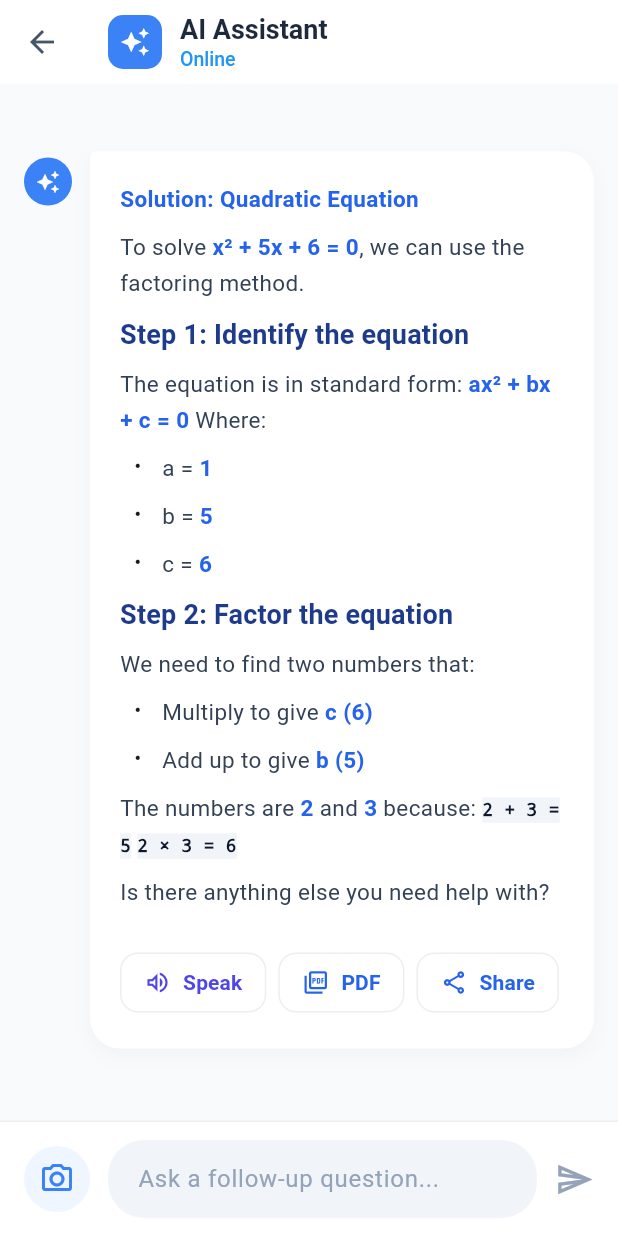
After one commit to srsakilhossen302/OmniAI, a Flutter app: the AIChatScreen screen opened directly, after a tap on the "send" icon, on a phone screen of 412 x 824 dp. The commit adds this screen. Run offline on Flutter 3.47's test engine with Material 3 defaults, Android fonts, the light colour scheme and no system bars; drawn by our look-alikes of flutter_markdown; our stand-ins replace camera, country_picker, get, image_picker, permission_handler, shared_preferences; accounts and stored records are empty.

Commit message:
feat: Implement AI scanner and AI chat features for students, including camera integration and localization support.

```diff
--- a/lib/Utils/Localization/translations.dart
+++ b/lib/Utils/Localization/translations.dart
@@ -76,6 +76,7 @@ class AppTranslations extends Translations {
           'retake': 'Retake',
           'scan_solve': 'Scan & Solve with AI',
           'processing_ai': 'Processing with AI...',
+          'add_instruction': 'Add instructions (optional)...',
         },
         'bn_BD': {
           'choose_language': 'আপনার ভাষা নির্বাচন করুন',
@@ -150,6 +151,7 @@ class AppTranslations extends Translations {
           'retake': 'আবার তুলুন',
           'scan_solve': 'এআই দিয়ে স্ক্যান এবং সমাধান করুন',
           'processing_ai': 'এআই দিয়ে প্রক্রিয়া করা হচ্ছে...',
+          'add_instruction': 'নির্দেশনা যোগ করুন (ঐচ্ছিক)...',
         },
         'hi_IN': {
           'choose_language': 'अपनी भाषा चुनें',
@@ -224,6 +226,7 @@ class AppTranslations extends Translations {
           'retake': 'दोबारा लें',
           'scan_solve': 'एआई के साथ स्कैन और हल करें',
           'processing_ai': 'एआई के साथ संसाधित किया जा रहा है...',
+          'add_instruction': 'निर्देश जोड़ें (वैकल्पिक)...',
         },
       };
 }
--- a/lib/View/Screen/Student/AIScanner/Controller/ai_scanner_controller.dart
+++ b/lib/View/Screen/Student/AIScanner/Controller/ai_scanner_controller.dart
@@ -1,7 +1,9 @@
 import 'package:get/get.dart';
+import 'package:flutter/material.dart';
 import 'package:permission_handler/permission_handler.dart';
 import 'package:image_picker/image_picker.dart';
 import 'package:camera/camera.dart';
+import '../../ChatWithAI/View/ai_chat_screen.dart';
 import 'dart:io';
 
 class AIScannerController extends GetxController {
@@ -13,6 +15,8 @@ class AIScannerController extends GetxController {
 
   final capturedImage = Rx<File?>(null);
   final isProcessing = false.obs;
+
+  final promptController = TextEditingController();
 
   @override
   void onInit() {
@@ -43,6 +47,7 @@ class AIScannerController extends GetxController {
   @override
   void onClose() {
     cameraController?.dispose();
+    promptController.dispose();
     super.onClose();
   }
 
@@ -89,8 +94,8 @@ class AIScannerController extends GetxController {
     await Future.delayed(const Duration(milliseconds: 2500));
     isProcessing.value = false;
 
-    // TODO: Route to results page
-    Get.snackbar('Success', 'AI analysis complete!', snackPosition: SnackPosition.BOTTOM);
+    // Route to results page showing the nice chat answer
+    Get.to(() => const AIChatScreen(), transition: Transition.rightToLeft);
   }
 
   void retake() {
--- a/lib/View/Screen/Student/AIScanner/View/ai_scanner_screen.dart
+++ b/lib/View/Screen/Student/AIScanner/View/ai_scanner_screen.dart
@@ -100,7 +100,24 @@ class AIScannerScreen extends StatelessWidget {
             ),
           ),
         ),
-        const SizedBox(height: 24),
+        const SizedBox(height: 16),
+        Container(
+          decoration: BoxDecoration(
+            color: Colors.white,
+            borderRadius: BorderRadius.circular(12),
+            border: Border.all(color: Colors.grey.shade300),
+          ),
+          child: TextField(
+            controller: controller.promptController,
+            decoration: InputDecoration(
+              hintText: 'add_instruction'.tr,
+              hintStyle: const TextStyle(color: Color(0xFF94A3B8), fontSize: 14),
+              border: InputBorder.none,
+              contentPadding: const EdgeInsets.symmetric(horizontal: 16, vertical: 14),
+            ),
+          ),
+        ),
+        const SizedBox(height: 16),
         SizedBox(
           width: double.infinity,
           child: Obx(() {
--- /dev/null
+++ b/lib/View/Screen/Student/ChatWithAI/Controller/ai_chat_controller.dart
@@ -0,0 +1,80 @@
+import 'package:get/get.dart';
+import 'package:flutter/material.dart';
+import '../Model/ai_chat_model.dart';
+
+class AIChatController extends GetxController {
+  final textController = TextEditingController();
+  final isTyping = false.obs;
+
+  // Observable list to support real chat UI like ChatGPT
+  final messages = <AIChatMessage>[].obs;
+
+  @override
+  void onInit() {
+    super.onInit();
+    // Start with a generated scanner response
+    messages.insert(0,
+      AIChatMessage(
+        text: '''**Solution: Quadratic Equation**
+
+To solve **x² + 5x + 6 = 0**, we can use the factoring method.
+
+### Step 1: Identify the equation
+The equation is in standard form: **ax² + bx + c = 0**
+Where:
+- a = **1**
+- b = **5**
+- c = **6**
+
+### Step 2: Factor the equation
+We need to find two numbers that:
+- Multiply to give **c (6)**
+- Add up to give **b (5)**
+
+The numbers are **2** and **3** because:
+`2 + 3 = 5`
+`2 × 3 = 6`
+
+Is there anything else you need help with?''',
+        isUser: false,
+        timestamp: DateTime.now(),
+      )
+    );
+  }
+
+  @override
+  void onClose() {
+    textController.dispose();
+    super.onClose();
+  }
+
+  void sendMessage() {
+    if (textController.text.trim().isEmpty) return;
+
+    final prompt = textController.text.trim();
+    textController.clear();
+
+    // Add user message to UI immediately
+    messages.insert(0,
+      AIChatMessage(
+        text: prompt,
+        isUser: true,
+        timestamp: DateTime.now(),
+      )
+    );
+
+    isTyping.value = true;
+
+    // Simulate AI generating a response
+    Future.delayed(const Duration(seconds: 2), () {
+      isTyping.value = false;
+      messages.insert(0,
+        AIChatMessage(
+          text: 'This is a simulated AI response to: "$prompt".\n\nI can format **bold text**, *italics*, and render seamlessly like ChatGPT.',
+          isUser: false,
+          timestamp: DateTime.now(),
+        )
+      );
+    });
+  }
+}
--- /dev/null
+++ b/lib/View/Screen/Student/ChatWithAI/Model/ai_chat_model.dart
@@ -0,0 +1,11 @@
+class AIChatMessage {
+  final String text;
+  final bool isUser;
+  final DateTime timestamp;
+
+  AIChatMessage({
+    required this.text,
+    required this.isUser,
+    required this.timestamp,
+  });
+}
--- /dev/null
+++ b/lib/View/Screen/Student/ChatWithAI/View/ai_chat_screen.dart
@@ -0,0 +1,279 @@
+import 'package:flutter/material.dart';
+import 'package:get/get.dart';
+import 'package:flutter_markdown/flutter_markdown.dart';
+import '../../AIScanner/View/ai_scanner_screen.dart';
+import '../Controller/ai_chat_controller.dart';
+import '../Model/ai_chat_model.dart';
+
+class AIChatScreen extends StatelessWidget {
+  const AIChatScreen({super.key});
+
+  @override
+  Widget build(BuildContext context) {
+    final controller = Get.put(AIChatController());
+
+    return Scaffold(
+      backgroundColor: const Color(0xFFF8FAFC), // Very light grey background
+      appBar: AppBar(
+        backgroundColor: Colors.white,
+        elevation: 0,
+        leading: IconButton(
+          icon: const Icon(Icons.arrow_back, color: Color(0xFF475569)),
+          onPressed: () => Get.back(),
+        ),
+        title: Row(
+          children: [
+            Container(
+              padding: const EdgeInsets.all(8),
+              decoration: BoxDecoration(
+                color: const Color(0xFF3B82F6), // Strong Blue back
+                borderRadius: BorderRadius.circular(10),
+              ),
+              child: const Icon(Icons.auto_awesome, color: Colors.white, size: 20),
+            ),
+            const SizedBox(width: 12),
+            Column(
+              crossAxisAlignment: CrossAxisAlignment.start,
+              children: [
+                const Text(
+                  'AI Assistant',
+                  style: TextStyle(
+                    color: Color(0xFF1E293B),
+                    fontWeight: FontWeight.bold,
+                    fontSize: 18,
+                  ),
+                ),
+                Text(
+                  'Online',
+                  style: TextStyle(
+                    color: Colors.blue,
+                    fontSize: 13,
+                    fontWeight: FontWeight.w500,
+                  ),
+                ),
+              ],
+            ),
+          ],
+        ),
+      ),
+      body: Column(
+        children: [
+          Expanded(
+            child: Obx(() {
+              return ListView.builder(
+                reverse: true, // This automatically pushes content up, anchors to the bottom, and auto-scrolls when keyboard opens!
+                padding: const EdgeInsets.symmetric(horizontal: 16, vertical: 24),
+                itemCount: controller.messages.length + (controller.isTyping.value ? 1 : 0),
+                itemBuilder: (context, index) {
+                  // If AI is typing, it sits at the very bottom (index 0)
+                  if (controller.isTyping.value) {
+                    if (index == 0) return _buildTypingIndicator();
+                    final msg = controller.messages[index - 1]; // Shift index manually by 1
+                    if (msg.isUser) return _buildUserBubble(msg);
+                    return _buildAIBubble(msg);
+                  }
+
+                  // Normal item mapping
+                  final msg = controller.messages[index];
+                  if (msg.isUser) {
+                    return _buildUserBubble(msg);
+                  } else {
+                    return _buildAIBubble(msg);
+                  }
+                },
+              );
+            }),
+          ),
+          _buildBottomInput(controller),
+        ],
+      ),
+    );
+  }
+
+  Widget _buildTypingIndicator() {
+    return Padding(
+      padding: const EdgeInsets.only(bottom: 24, left: 16),
+      child: Row(
+        children: const [
+          Icon(Icons.auto_awesome, color: Color(0xFF3B82F6)),
+          SizedBox(width: 8),
+          Text(
+            'AI is typing...',
+            style: TextStyle(color: Color(0xFF64748B), fontStyle: FontStyle.italic),
+          ),
+        ],
+      ),
+    );
+  }
+
+  Widget _buildUserBubble(AIChatMessage message) {
+    return Padding(
+      padding: const EdgeInsets.only(bottom: 24, left: 40),
+      child: Align(
+        alignment: Alignment.centerRight,
+        child: Container(
+          padding: const EdgeInsets.symmetric(horizontal: 20, vertical: 14),
+          decoration: const BoxDecoration(
+            color: Color(0xFF0EA5E9), // User cyan blue
+            borderRadius: BorderRadius.only(
+              topLeft: Radius.circular(20),
+              topRight: Radius.circular(20),
+              bottomLeft: Radius.circular(20),
+              bottomRight: Radius.circular(4), // Pointy chat tail
+            ),
+          ),
+          child: Text(
+            message.text,
+            style: const TextStyle(color: Colors.white, fontSize: 16, height: 1.4),
+          ),
+        ),
+      ),
+    );
+  }
+
+  Widget _buildAIBubble(AIChatMessage message) {
+    return Padding(
+      padding: const EdgeInsets.only(bottom: 24),
+      child: Row(
+        crossAxisAlignment: CrossAxisAlignment.start,
+        children: [
+          // AI Avatar
+          Container(
+            margin: const EdgeInsets.only(right: 12, top: 4),
+            padding: const EdgeInsets.all(8),
+            decoration: const BoxDecoration(
+              color: Color(0xFF3B82F6), // Strong Blue background
+              shape: BoxShape.circle,
+            ),
+            child: const Icon(Icons.auto_awesome, color: Colors.white, size: 16),
+          ),
+          // Chat Content Card
+          Expanded(
+            child: Container(
+              padding: const EdgeInsets.all(20),
+              decoration: BoxDecoration(
+                color: Colors.white,
+                borderRadius: const BorderRadius.only(
+                  topLeft: Radius.circular(4),
+                  topRight: Radius.circular(20),
+                  bottomRight: Radius.circular(20),
+                  bottomLeft: Radius.circular(20),
+                ),
+                boxShadow: [
+                  BoxShadow(
+                    color: Colors.black.withOpacity(0.03),
+                    blurRadius: 10,
+                    offset: const Offset(0, 4),
+                  ),
+                ],
+              ),
+              child: Column(
+                crossAxisAlignment: CrossAxisAlignment.start,
+                children: [
+                  MarkdownBody(
+                    data: message.text,
+                    styleSheet: MarkdownStyleSheet(
+                      p: const TextStyle(color: Color(0xFF334155), fontSize: 15, height: 1.6),
+                      strong: const TextStyle(color: Color(0xFF2563EB), fontWeight: FontWeight.bold),
+                      h3: const TextStyle(fontSize: 18, fontWeight: FontWeight.bold, color: Color(0xFF1E3A8A)),
+                      code: const TextStyle(
+                        backgroundColor: Color(0xFFF1F5F9),
+                        color: Color(0xFF0F172A),
+                        fontWeight: FontWeight.w600
+                      ),
+                      codeblockDecoration: BoxDecoration(
+                        color: const Color(0xFFF1F5F9),
+                        borderRadius: BorderRadius.circular(8),
+                      ),
+                    ),
+                  ),
+                  const SizedBox(height: 24),
+                  // Action Buttons
+                  SingleChildScrollView(
+                    scrollDirection: Axis.horizontal,
+                    child: Row(
+                      children: [
+                        _buildActionButton(Icons.volume_up_outlined, 'Speak', const Color(0xFF4F46E5)),
+                        const SizedBox(width: 8),
+                        _buildActionButton(Icons.picture_as_pdf_outlined, 'PDF', const Color(0xFF2563EB)),
+                        const SizedBox(width: 8),
+                        _buildActionButton(Icons.share_outlined, 'Share', const Color(0xFF2563EB)),
+                      ],
+                    ),
+                  ),
+                ],
+              ),
+            ),
+          ),
+        ],
+      ),
+    );
+  }
+
+  Widget _buildActionButton(IconData icon, String label, Color color) {
+    return OutlinedButton.icon(
+      onPressed: () {},
+      icon: Icon(icon, color: color, size: 18),
+      label: Text(label, style: TextStyle(color: color, fontWeight: FontWeight.w600)),
+      style: OutlinedButton.styleFrom(
+        side: BorderSide(color: Colors.grey.shade200),
+        shape: RoundedRectangleBorder(borderRadius: BorderRadius.circular(12)),
+        padding: const EdgeInsets.symmetric(horizontal: 16, vertical: 10),
+        backgroundColor: Colors.white,
+      ),
+    );
+  }
+
+  Widget _buildBottomInput(AIChatController controller) {
+    return Container(
+      decoration: BoxDecoration(
+        color: Colors.white,
+        border: Border(top: BorderSide(color: Colors.grey.shade200)),
+      ),
+      padding: const EdgeInsets.symmetric(horizontal: 16, vertical: 12),
+      child: SafeArea(
+        child: Row(
+          children: [
+            GestureDetector(
+              onTap: () {
+                Get.to(() => const AIScannerScreen());
+              },
+              child: Container(
+                padding: const EdgeInsets.all(10),
+                decoration: const BoxDecoration(
+                  color: Color(0xFFEFF6FF), // very light blue background
+                  shape: BoxShape.circle,
+                ),
+                child: const Icon(Icons.camera_alt_outlined, color: Color(0xFF3B82F6), size: 24),
+              ),
+            ),
+            const SizedBox(width: 12),
+            Expanded(
+              child: Container(
+                decoration: BoxDecoration(
+                  color: const Color(0xFFF1F5F9), // Light grey matching input
+                  borderRadius: BorderRadius.circular(24),
+                ),
+                child: TextField(
+                  controller: controller.textController,
+                  decoration: const InputDecoration(
+                    border: InputBorder.none,
+                    hintText: 'Ask a follow-up question...',
+                    hintStyle: TextStyle(color: Color(0xFF94A3B8)),
+                    contentPadding: EdgeInsets.symmetric(horizontal: 20, vertical: 14),
+                  ),
+                  onSubmitted: (_) => controller.sendMessage(),
+                ),
+              ),
+            ),
+            const SizedBox(width: 12),
+            GestureDetector(
+              onTap: controller.sendMessage,
+              child: const Icon(Icons.send_outlined, color: Color(0xFF94A3B8), size: 26),
+            ),
+          ],
+        ),
+      ),
+    );
+  }
+}
--- a/lib/View/Screen/Student/StudentHome/Controller/student_home_controller.dart
+++ b/lib/View/Screen/Student/StudentHome/Controller/student_home_controller.dart
@@ -2,6 +2,7 @@ import 'package:get/get.dart';
 import '../Model/student_home_model.dart';
 import '../../MyLibrary/View/library_screen.dart';
 import '../../AIScanner/View/ai_scanner_screen.dart';
+import '../../ChatWithAI/View/ai_chat_screen.dart';
 
 class StudentHomeController extends GetxController {
   // Observables for Models
@@ -59,7 +60,7 @@ class StudentHomeController extends GetxController {
   }
 
   void openChatWithAI() {
-    // Navigate to Chat
+    Get.to(() => const AIChatScreen(), transition: Transition.rightToLeft);
   }
 
   void openAIScanner() {
--- a/pubspec.yaml
+++ b/pubspec.yaml
@@ -40,6 +40,7 @@ dependencies:
   permission_handler: ^12.0.1
   image_picker: ^1.2.1
   camera: ^0.12.0+1
+  flutter_markdown: ^0.7.7+1
 
 dev_dependencies:
   flutter_test:
```
Also changed, not shown: pubspec.lock.
